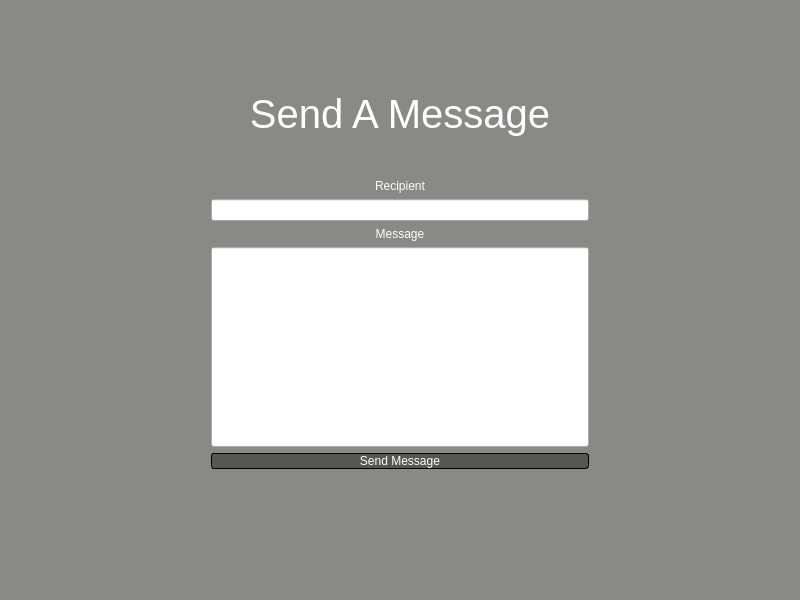
Qt form sendmessage.ui (AhmedMuktar1/SDIApplicationGroup51) before a commit.
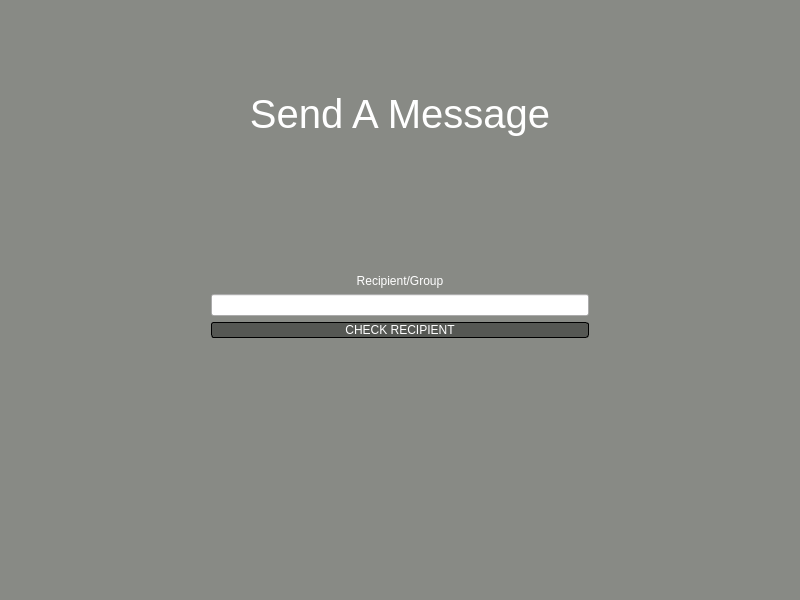
The same form after that commit.

What changed in the file:
```diff
--- a/sendmessage.ui
+++ b/sendmessage.ui
@@ -106,7 +106,7 @@
           </sizepolicy>
          </property>
          <property name="text">
-          <string>Recipient</string>
+          <string>Recipient/Group</string>
          </property>
          <property name="alignment">
           <set>Qt::AlignCenter</set>
@@ -117,43 +117,27 @@
         <widget class="QLineEdit" name="SAMRecipientInput"/>
        </item>
        <item>
-        <widget class="QLabel" name="SAMMessageLabel">
-         <property name="sizePolicy">
-          <sizepolicy hsizetype="Preferred" vsizetype="Fixed">
-           <horstretch>0</horstretch>
-           <verstretch>0</verstretch>
-          </sizepolicy>
+        <widget class="QPushButton" name="SAMButton">
+         <property name="enabled">
+          <bool>true</bool>
          </property>
          <property name="text">
-          <string>Message</string>
-         </property>
-         <property name="alignment">
-          <set>Qt::AlignCenter</set>
+          <string>CHECK RECIPIENT</string>
          </property>
         </widget>
        </item>
        <item>
-        <widget class="QLineEdit" name="lineEdit">
-         <property name="sizePolicy">
-          <sizepolicy hsizetype="Expanding" vsizetype="Preferred">
-           <horstretch>0</horstretch>
-           <verstretch>0</verstretch>
-          </sizepolicy>
+        <spacer name="verticalSpacer_2">
+         <property name="orientation">
+          <enum>Qt::Vertical</enum>
          </property>
-         <property name="minimumSize">
+         <property name="sizeHint" stdset="0">
           <size>
-           <width>0</width>
-           <height>200</height>
+           <width>20</width>
+           <height>40</height>
           </size>
          </property>
-        </widget>
-       </item>
-       <item>
-        <widget class="QPushButton" name="SendMessageButton">
-         <property name="text">
-          <string>Send Message</string>
-         </property>
-        </widget>
+        </spacer>
        </item>
       </layout>
      </item>
```
